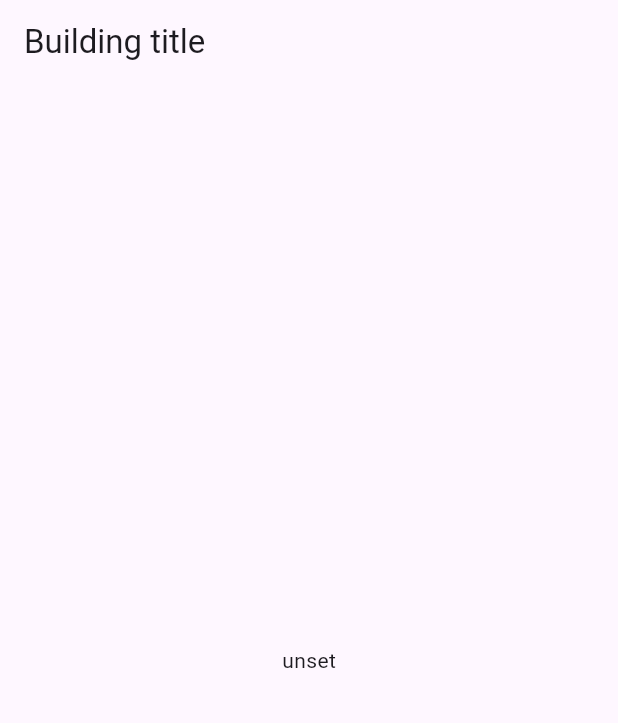
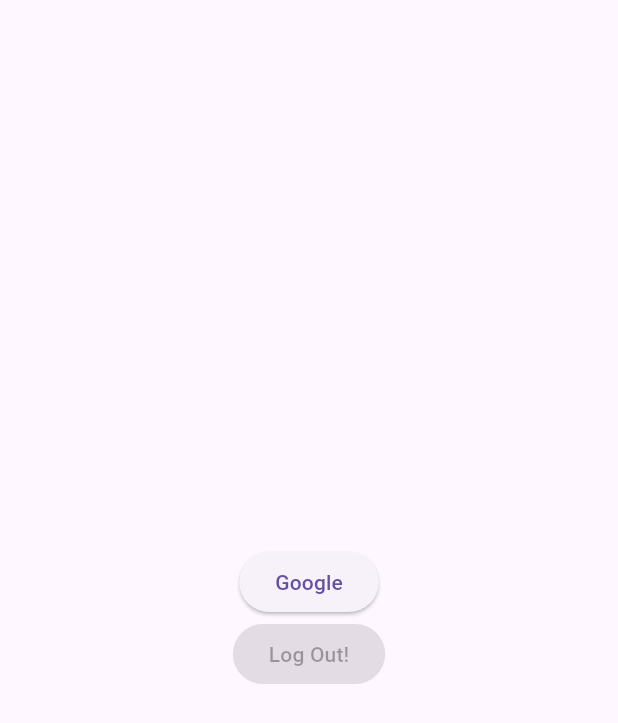
Before and after one commit to Carlos2693/flutter_login_google, a Flutter app: the screen it shows after launch, on a phone screen of 412 x 824 dp. Shown: the top 723 px of the screen. Run offline on Flutter 3.47's test engine with Material 3 defaults, Android fonts, the phone set to English and light mode, and no system bars; our stand-ins replace firebase_auth, firebase_core, flutter_dotenv, google_sign_in; accounts and stored records are empty.

Commit message:
[BOc] add google_sign_in library

```diff
--- /dev/null
+++ b/lib/login_screen.dart
@@ -0,0 +1,117 @@
+import 'package:flutter/material.dart';
+
+import 'package:firebase_auth/firebase_auth.dart';
+import 'package:google_sign_in/google_sign_in.dart';
+
+class LoginScreen extends StatefulWidget {
+  const LoginScreen({super.key});
+
+  @override
+  State<LoginScreen> createState() => _LoginScreenState();
+}
+
+class _LoginScreenState extends State<LoginScreen> {
+
+  bool isLogIn = false;
+
+  @override
+  void initState() {
+    super.initState();
+    _listenAuthUser();
+  }
+
+  _listenAuthUser() {
+    FirebaseAuth.instance
+      .idTokenChanges()
+      .listen((User? user) {
+        setState(() {
+          isLogIn = user != null;
+        });
+      });
+  }
+
+  @override
+  Widget build(BuildContext context) {
+    return Scaffold(
+      body: Center(
+        child: Column(
+          mainAxisSize: MainAxisSize.min,
+          children: [
+            _buildIconButton(
+              textButton: 'Google',
+              onPressed: isLogIn ? null : _signIn,
+            ),
+            _buildIconButton(
+              textButton: 'Log Out!',
+              onPressed: isLogIn ? _signOut : null
+            )
+          ],
+        ),
+      ),
+    );
+  }
+
+  _signIn() async {
+    await _signInGoogle();
+  }
+
+  _signOut() async {
+    final result = await GoogleSignIn().signOut();
+
+    setState(() {
+      isLogIn = result != null;
+    });
+  }
+}
+
+Widget _buildIconButton({
+  required String textButton,
+  void Function()? onPressed,
+}) {
+  return ElevatedButton.icon(
+    onPressed: onPressed,
+    label: Text(textButton),
+  );
+}
+
+Future<UserCredential?> _signInGoogle() async {
+ final GoogleSignInAccount? googleUser = await _getGoogleUser();
+
+ if (googleUser != null) {
+  final GoogleSignInAuthentication? googleAuth =
+    await _getGoogleSignInAuthentication(googleUser);
+
+  if (googleAuth != null) {
+    // Create a new credential
+    final credential = GoogleAuthProvider.credential(
+      accessToken: googleAuth.accessToken,
+      idToken: googleAuth.idToken,
+    );
+    return await FirebaseAuth.instance.signInWithCredential(credential);
+  } else {
+    // ! throw GoogleAuth is null
+    return null;
+  }
+ } else {
+  // ! Google User is null
+  return null;
+ }
+}
+
+// Obtain the auth datails from the request
+Future<GoogleSignInAuthentication?> _getGoogleSignInAuthentication(GoogleSignInAccount googleUser) async {
+  try {
+    return await googleUser.authentication;
+  } catch (ex) {
+    return null;
+  }
+}
+
+// Trigger the authentication flow
+Future<GoogleSignInAccount?> _getGoogleUser() async {
+  try {
+    return await GoogleSignIn().signIn();
+  } catch (ex) {
+    return null;
+  }
+}
--- a/lib/main.dart
+++ b/lib/main.dart
@@ -1,6 +1,7 @@
 import 'package:flutter/material.dart';
 
 import 'package:firebase_core/firebase_core.dart';
+import 'package:flutter_login_google/login_screen.dart';
 import 'firebase_options.dart';
 
 import 'package:flutter_login_google/config/constant/environment.dart';
@@ -24,23 +25,7 @@ class MyApp extends StatelessWidget {
   Widget build(BuildContext context) {
     return const MaterialApp(
       debugShowCheckedModeBanner: false,
-      home: MainScreen(),
+      home: LoginScreen(),
     );
   }
 }
-
-class MainScreen extends StatelessWidget {
-  const MainScreen({super.key});
-
-  @override
-  Widget build(BuildContext context) {
-    return Scaffold(
-      appBar: AppBar(
-        title: const Text('Building title'),
-      ),
-      body: Center(
-        child: Text(Environment.keyAuthGoogle),
-      ),
-    );
-  }
-}
--- a/pubspec.yaml
+++ b/pubspec.yaml
@@ -37,6 +37,8 @@ dependencies:
   cupertino_icons: ^1.0.8
   flutter_dotenv: ^5.2.1
   firebase_core: ^3.10.1
+  firebase_auth: ^5.4.1
+  google_sign_in: ^6.2.2
 
 dev_dependencies:
   flutter_test:
```
Also changed, not shown: 3 other files.
